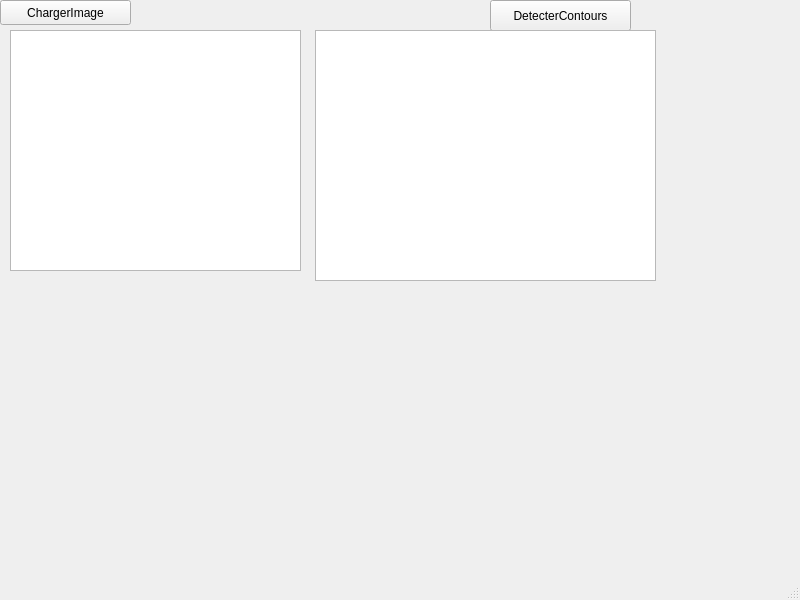
The window that Descripteurs/tessst/mainwindow.ui (TomAuclin/PROJETC_LMLTM) describes before a commit, drawn with Qt 5.
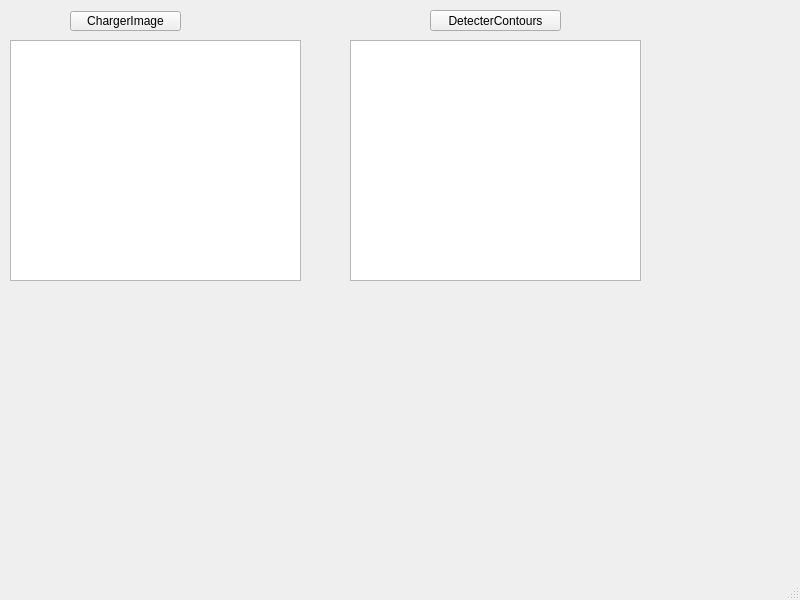
The same window after the commit.

Patch:
```diff
--- a/Descripteurs/tessst/mainwindow.ui
+++ b/Descripteurs/tessst/mainwindow.ui
@@ -17,10 +17,10 @@
    <widget class="QPushButton" name="ChargerImage">
     <property name="geometry">
      <rect>
-      <x>0</x>
-      <y>0</y>
-      <width>131</width>
-      <height>25</height>
+      <x>70</x>
+      <y>11</y>
+      <width>111</width>
+      <height>20</height>
      </rect>
     </property>
     <property name="text">
@@ -30,10 +30,10 @@
    <widget class="QPushButton" name="DetecterContours">
     <property name="geometry">
      <rect>
-      <x>490</x>
-      <y>0</y>
-      <width>141</width>
-      <height>31</height>
+      <x>430</x>
+      <y>10</y>
+      <width>131</width>
+      <height>21</height>
      </rect>
     </property>
     <property name="text">
@@ -44,7 +44,7 @@
     <property name="geometry">
      <rect>
       <x>10</x>
-      <y>30</y>
+      <y>40</y>
       <width>291</width>
       <height>241</height>
      </rect>
@@ -53,10 +53,10 @@
    <widget class="QGraphicsView" name="AfficherImageResultat">
     <property name="geometry">
      <rect>
-      <x>315</x>
-      <y>30</y>
-      <width>341</width>
-      <height>251</height>
+      <x>350</x>
+      <y>40</y>
+      <width>291</width>
+      <height>241</height>
      </rect>
     </property>
    </widget>
```
